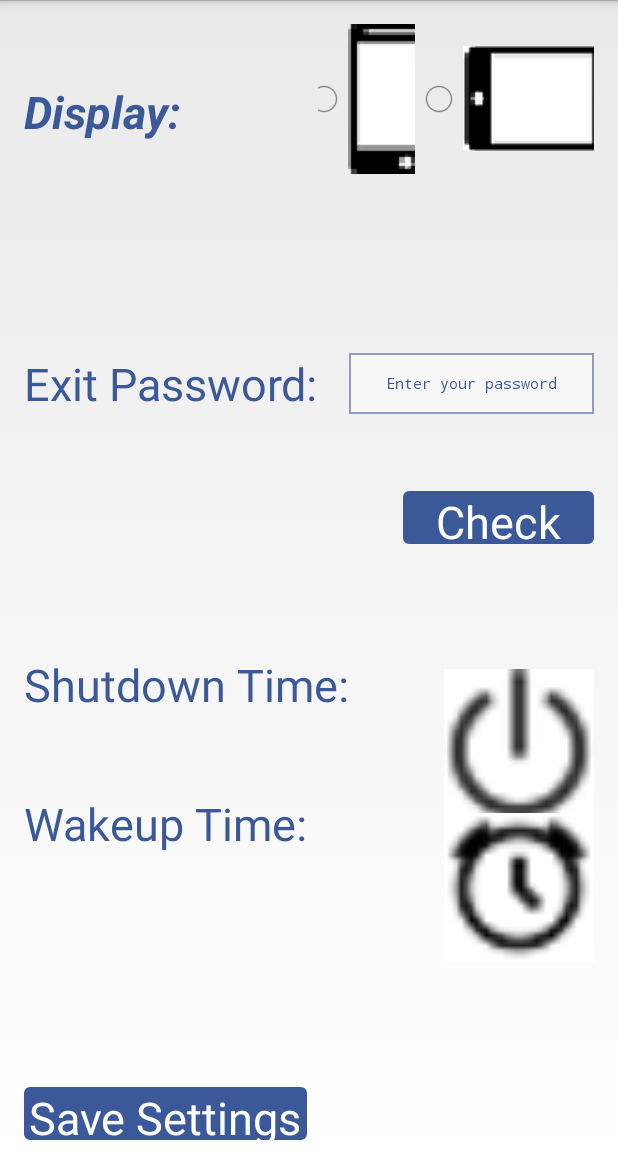
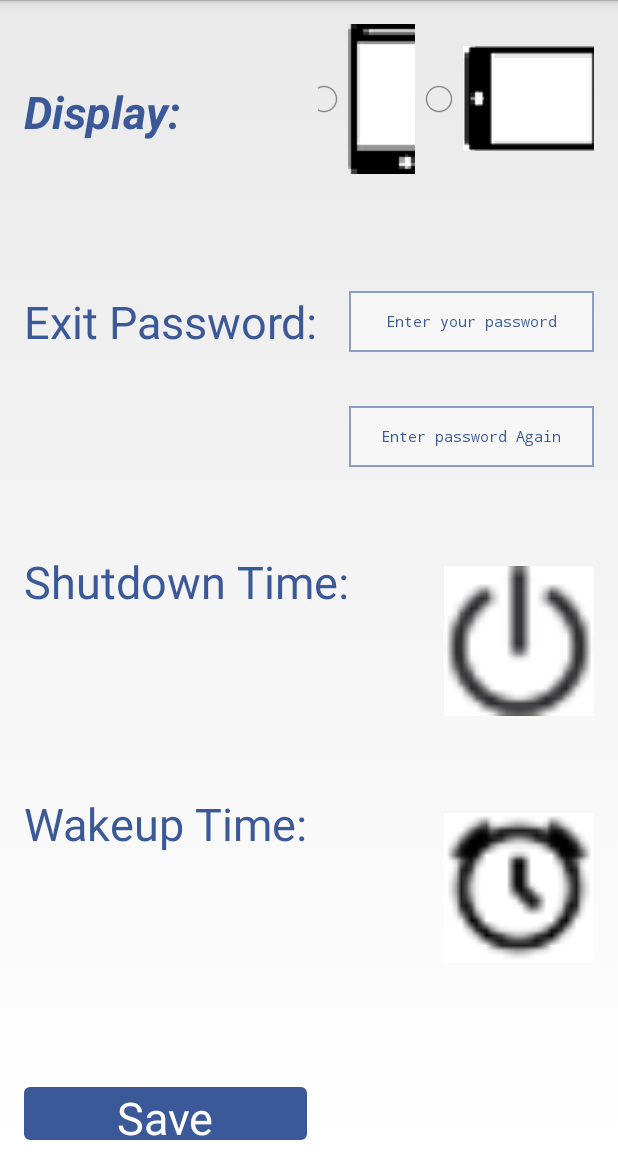
Before and after one commit to yangzifeiyu/NinjaPlayer, an Android app: the layout Plain.xml on its own in the app's theme, with its tools: preview values and no code run, on a phone screen of 412 x 824 dp, the part 72-1236 px from its top. Run offline under Robolectric (Android 15) with nearby library versions, the phone set to English and light mode, and no system bars.

Commit message:
Update fragment_configuration(large-port).xml

```diff
--- a/app/src/main/res/layout/fragment_configuration(large-port).xml
+++ b/app/src/main/res/layout/fragment_configuration(large-port).xml
@@ -16,7 +16,7 @@
         android:textColor="#ffffff"
         android:layout_width="wrap_content"
         android:layout_height="35dp"
-        android:text="Save Settings"
+        android:text="Save"
         android:id="@+id/btnContinue"
         android:textSize="30dp"
         android:layout_alignParentBottom="true"
@@ -76,7 +76,7 @@
         android:id="@+id/textView3"
         android:textSize="30dp"
         android:textColor="#3b5998"
-        android:layout_marginTop="119dp"
+        android:layout_marginTop="78dp"
         android:layout_below="@+id/myRadioGroup"
         android:layout_alignParentStart="true"/>
 
@@ -87,9 +87,8 @@
         android:id="@+id/textView4"
         android:textSize="30dp"
         android:textColor="#3b5998"
-        android:layout_below="@+id/btnCheck"
-        android:layout_alignParentStart="true"
-        android:layout_marginTop="73dp"/>
+        android:layout_centerVertical="true"
+        android:layout_alignParentStart="true"/>
 
     <TextView
         android:layout_width="wrap_content"
@@ -115,20 +114,6 @@
         android:layout_alignTop="@+id/textView3"
         android:layout_alignEnd="@+id/txtStatusPa"
         android:layout_toEndOf="@+id/textView4"/>
-
-    <Button
-
-        android:background="@drawable/mybutton"
-        android:layout_width="170dp"
-        android:layout_height="35dp"
-        android:text="Check Pass"
-        android:id="@+id/btnCheck"
-        android:textSize="30dp"
-        android:textColor="#ffffff"
-        android:layout_marginLeft="36dp"
-        android:layout_marginTop="51dp"
-        android:layout_below="@+id/etPassword"
-        android:layout_alignStart="@+id/etPassword"/>
 
     <!--<Button-->
 
@@ -182,7 +167,7 @@
         android:id="@+id/btnImgShut"
         android:background="@drawable/shut"
         android:layout_alignBottom="@+id/tvTime"
-        android:layout_alignEnd="@+id/btnCheck"/>
+        android:layout_alignParentEnd="true"/>
 
     <ImageButton
         android:layout_width="100dp"
@@ -192,4 +177,19 @@
         android:layout_alignBottom="@+id/tvW"
         android:layout_alignStart="@+id/btnImgShut"/>
 
+    <EditText
+        android:background="@drawable/edittext_bg"
+        android:layout_width="150dp"
+        android:layout_height="wrap_content"
+        android:id="@+id/etMatch"
+        android:inputType="textPassword"
+        android:textColorHint="#3b5998"
+        android:gravity="center"
+        android:hint="@string/edittext_hint2"
+        android:textSize="30dp"
+        android:layout_below="@+id/etPassword"
+        android:layout_alignStart="@+id/etPassword"
+        android:layout_marginTop="36dp"
+        android:layout_alignEnd="@+id/myRadioGroup"/>
+
 </RelativeLayout>
```
